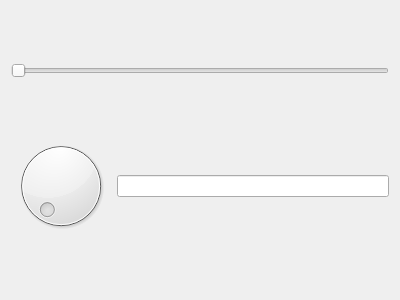
Qt form examples/panel1.ui (martonmiklos/rqt_dynamic_ui) before a commit.
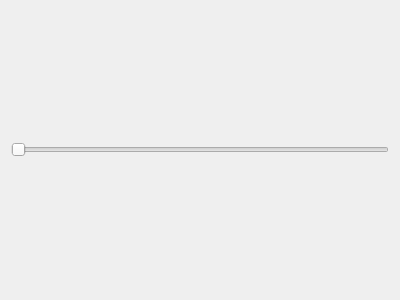
The same form after that commit.

Diff of the .ui file:
```diff
--- a/examples/panel1.ui
+++ b/examples/panel1.ui
@@ -14,7 +14,7 @@
    <string>Form</string>
   </property>
   <layout class="QGridLayout" name="gridLayout">
-   <item row="0" column="0" colspan="2">
+   <item row="0" column="0">
     <widget class="QSlider" name="horizontalSlider">
      <property name="orientation">
       <enum>Qt::Horizontal</enum>
@@ -24,12 +24,6 @@
      </property>
     </widget>
    </item>
-   <item row="1" column="0">
-    <widget class="QDial" name="dial"/>
-   </item>
-   <item row="1" column="1">
-    <widget class="QLineEdit" name="lineEdit"/>
-   </item>
   </layout>
  </widget>
  <resources/>
```
